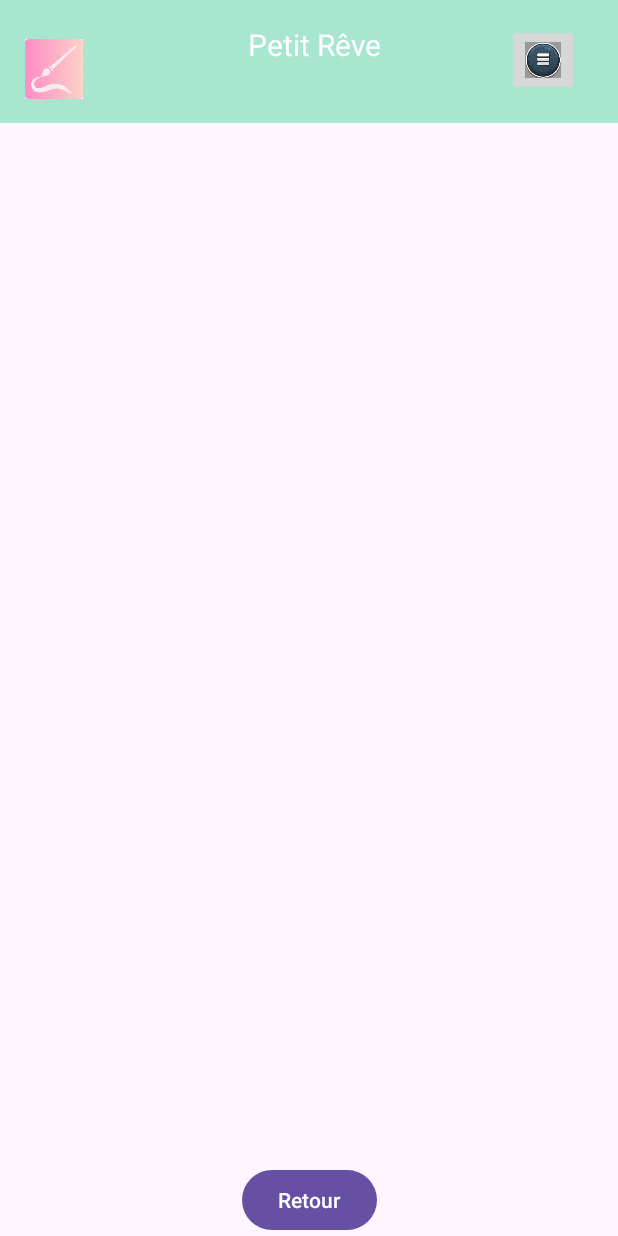
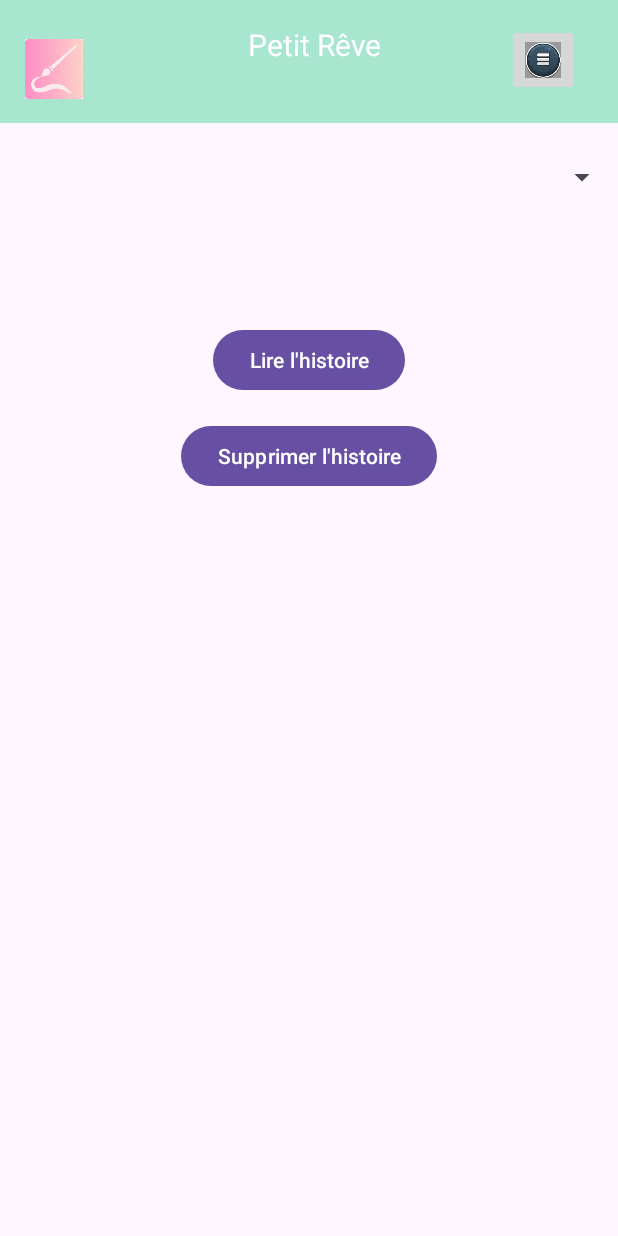
Before and after one commit to mvnu6/Petit_Reve, an Android app: the SavedStoriesActivity screen opened directly, with no data from a screen before it, on a phone screen of 412 x 824 dp. Run offline under Robolectric (Android 15) with nearby library versions, the phone set to English and light mode, and no system bars.

Commit message:
supression des favoiri

```diff
--- a/app/src/main/AndroidManifest.xml
+++ b/app/src/main/AndroidManifest.xml
@@ -8,12 +8,14 @@
         android:allowBackup="true"
         android:dataExtractionRules="@xml/data_extraction_rules"
         android:fullBackupContent="@xml/backup_rules"
-        android:icon="@mipmap/ic_launcher"
+        android:icon="@drawable/logo_reve"
         android:label="@string/app_name"
-        android:roundIcon="@mipmap/ic_launcher_round"
+        android:roundIcon="@drawable/logo_reve"
         android:supportsRtl="true"
         android:theme="@style/Theme.Petit_reve"
         tools:targetApi="31">
+
+
         <activity
             android:name=".StoryDetailActivity"
             android:exported="false" />
--- a/app/src/main/java/com/example/petit_reve/SavedStoriesActivity.java
+++ b/app/src/main/java/com/example/petit_reve/SavedStoriesActivity.java
@@ -1,12 +1,15 @@
 package com.example.petit_reve;
 
+import android.content.DialogInterface;
 import android.content.Intent;
 import android.os.Bundle;
 import android.view.View;
 import android.widget.Button;
 import android.widget.ListView;
 import android.widget.ArrayAdapter;
+import android.widget.Spinner;
 import android.widget.Toast;
+import android.app.AlertDialog;
 
 import androidx.appcompat.app.AppCompatActivity;
 
@@ -16,7 +19,8 @@ import java.util.ArrayList;
 public class SavedStoriesActivity extends AppCompatActivity {
 
     private ListView savedStoriesListView;
-    private Button backButton;
+    private Spinner storySelector;
+    private Button readButton, deleteButton;
 
     @Override
     protected void onCreate(Bundle savedInstanceState) {
@@ -24,22 +28,42 @@ public class SavedStoriesActivity extends AppCompatActivity {
         setContentView(R.layout.activity_saved_stories);
 
         savedStoriesListView = findViewById(R.id.saved_stories_list);
-        backButton = findViewById(R.id.back_button);
+        storySelector = findViewById(R.id.story_selector);
+        readButton = findViewById(R.id.read_button);
+        deleteButton = findViewById(R.id.delete_button);
 
         // Charger les histoires enregistrées
         ArrayList<String> savedStories = loadSavedStories();
 
-        // Adapter pour afficher la liste des histoires
-        ArrayAdapter<String> adapter = new ArrayAdapter<>(this, android.R.layout.simple_list_item_1, savedStories);
-        savedStoriesListView.setAdapter(adapter);
+        // Adapter pour afficher la liste des histoires dans le Spinner
+        ArrayAdapter<String> adapter = new ArrayAdapter<>(this, android.R.layout.simple_spinner_item, savedStories);
+        adapter.setDropDownViewResource(android.R.layout.simple_spinner_dropdown_item);
+        storySelector.setAdapter(adapter);
 
-        savedStoriesListView.setOnItemClickListener((parent, view, position, id) -> {
-            String selectedStory = savedStories.get(position);
-            // Redirige vers l'activité d'affichage de l'histoire sélectionnée
-            showStoryDetails(selectedStory);
+        // Charger les histoires dans la ListView
+        ArrayAdapter<String> listAdapter = new ArrayAdapter<>(this, android.R.layout.simple_list_item_1, savedStories);
+        savedStoriesListView.setAdapter(listAdapter);
+
+        // Lire l'histoire sélectionnée
+        readButton.setOnClickListener(v -> {
+            String selectedStory = (String) storySelector.getSelectedItem();
+            if (selectedStory != null) {
+                // Afficher les détails de l'histoire
+                showStoryDetails(selectedStory);
+            } else {
+                Toast.makeText(SavedStoriesActivity.this, "Veuillez sélectionner une histoire", Toast.LENGTH_SHORT).show();
+            }
         });
 
-        backButton.setOnClickListener(v -> finish()); // Retourner à l'activité principale
+        // Supprimer l'histoire sélectionnée avec confirmation
+        deleteButton.setOnClickListener(v -> {
+            String selectedStory = (String) storySelector.getSelectedItem();
+            if (selectedStory != null) {
+                showDeleteConfirmationDialog(selectedStory);
+            } else {
+                Toast.makeText(SavedStoriesActivity.this, "Veuillez sélectionner une histoire", Toast.LENGTH_SHORT).show();
+            }
+        });
     }
 
     // Méthode pour charger les histoires enregistrées depuis le stockage interne
@@ -63,4 +87,33 @@ public class SavedStoriesActivity extends AppCompatActivity {
         intent.putExtra("STORY_TITLE", storyTitle);
         startActivity(intent);
     }
+
+    // Afficher un dialogue de confirmation avant de supprimer l'histoire
+    private void showDeleteConfirmationDialog(String storyTitle) {
+        new AlertDialog.Builder(this)
+                .setTitle("Confirmation de suppression")
+                .setMessage("Êtes-vous sûr de vouloir supprimer cette histoire ?")
+                .setPositiveButton("Oui", (dialog, which) -> {
+                    deleteStory(storyTitle);
+                    dialog.dismiss();
+                })
+                .setNegativeButton("Non", (dialog, which) -> dialog.dismiss())
+                .show();
+    }
+
+    // Méthode pour supprimer l'histoire
+    private void deleteStory(String storyTitle) {
+        File storyFile = new File(getFilesDir(), storyTitle + ".txt");
+        if (storyFile.exists()) {
+            if (storyFile.delete()) {
+                Toast.makeText(SavedStoriesActivity.this, "Histoire supprimée", Toast.LENGTH_SHORT).show();
+                // Actualiser la liste des histoires après la suppression
+                ArrayList<String> savedStories = loadSavedStories();
+                ArrayAdapter<String> adapter = new ArrayAdapter<>(this, android.R.layout.simple_spinner_item, savedStories);
+                storySelector.setAdapter(adapter);
+            } else {
+                Toast.makeText(SavedStoriesActivity.this, "Erreur lors de la suppression", Toast.LENGTH_SHORT).show();
+            }
+        }
+    }
 }
--- a/app/src/main/res/layout/activity_saved_stories.xml
+++ b/app/src/main/res/layout/activity_saved_stories.xml
@@ -1,4 +1,3 @@
-<?xml version="1.0" encoding="utf-8"?>
 <androidx.constraintlayout.widget.ConstraintLayout xmlns:android="http://schemas.android.com/apk/res/android"
     xmlns:app="http://schemas.android.com/apk/res-auto"
     xmlns:tools="http://schemas.android.com/tools"
@@ -6,36 +5,56 @@
     android:layout_height="match_parent"
     tools:context=".SavedStoriesActivity">
 
-    <!-- Insertion de l'en-tête personnalisé -->
+    <!-- Inclure le header avec un espacement du haut -->
     <include
         android:id="@+id/header"
         layout="@layout/activity_header"
         app:layout_constraintTop_toTopOf="parent"
         app:layout_constraintStart_toStartOf="parent"
+        app:layout_constraintEnd_toEndOf="parent"
+        android:layout_marginTop="16dp" /> <!-- Espacement supplémentaire pour ne pas le coller à la barre du téléphone -->
+
+    <!-- Sélecteur pour choisir l'histoire -->
+    <Spinner
+        android:id="@+id/story_selector"
+        android:layout_width="0dp"
+        android:layout_height="wrap_content"
+        android:layout_marginTop="24dp"
+        app:layout_constraintTop_toBottomOf="@id/header"
+        app:layout_constraintStart_toStartOf="parent"
         app:layout_constraintEnd_toEndOf="parent" />
 
     <!-- Liste des histoires enregistrées -->
-
-    <!-- Bouton de retour -->
     <ListView
         android:id="@+id/saved_stories_list"
         android:layout_width="0dp"
         android:layout_height="0dp"
         android:layout_marginTop="16dp"
-        app:layout_constraintBottom_toTopOf="@id/back_button"
+        app:layout_constraintTop_toBottomOf="@id/story_selector"
+        app:layout_constraintBottom_toTopOf="@id/read_button"
+        app:layout_constraintStart_toStartOf="parent"
+        app:layout_constraintEnd_toEndOf="parent" />
+
+    <!-- Bouton de lecture -->
+
+    <!-- Bouton de suppression -->
+    <Button
+        android:id="@+id/read_button"
+        android:layout_width="wrap_content"
+        android:layout_height="wrap_content"
+        android:layout_marginTop="216dp"
+        android:text="Lire l'histoire"
         app:layout_constraintEnd_toEndOf="parent"
-        app:layout_constraintHorizontal_bias="0.0"
         app:layout_constraintStart_toStartOf="parent"
-        app:layout_constraintTop_toBottomOf="@id/header"
-        app:layout_constraintVertical_bias="0.296" />
+        app:layout_constraintTop_toBottomOf="@id/saved_stories_list" />
 
     <Button
-        android:id="@+id/back_button"
+        android:id="@+id/delete_button"
         android:layout_width="wrap_content"
         android:layout_height="wrap_content"
-        android:text="Retour"
+        android:text="Supprimer l'histoire"
         android:layout_marginTop="16dp"
-        app:layout_constraintBottom_toBottomOf="parent"
+        app:layout_constraintTop_toBottomOf="@id/read_button"
         app:layout_constraintStart_toStartOf="parent"
         app:layout_constraintEnd_toEndOf="parent" />
 
```
Also changed, not shown: app/src/main/res/layout/activity_splash.xml (added, +19 -0 lines).
